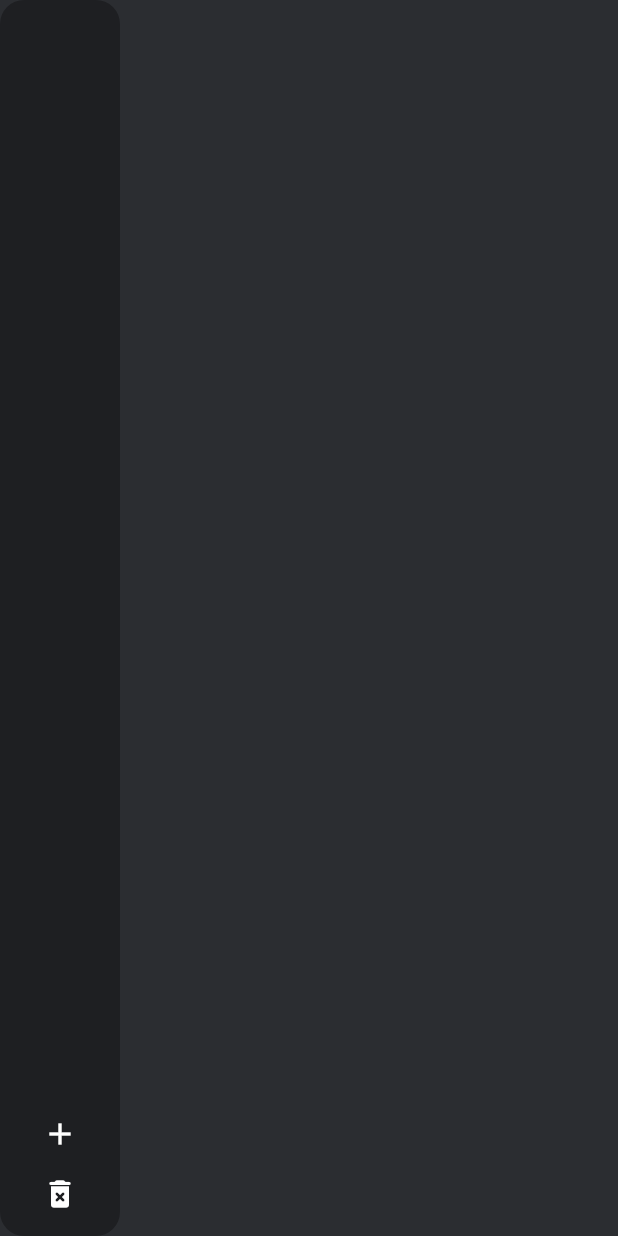
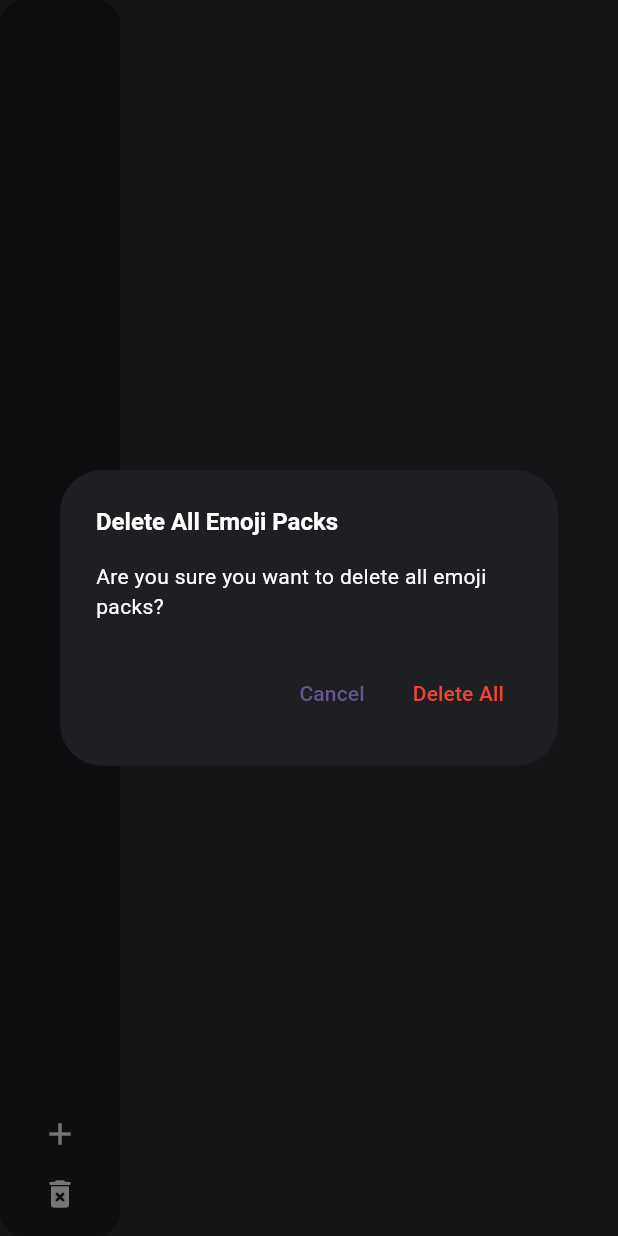
Before and after one commit to riVFerd/Emote-Provider, a Flutter app: the screen it shows after launch, after a tap on the "delete forever" icon, on a phone screen of 412 x 824 dp. Run offline on Flutter 3.47's test engine with Material 3 defaults, Android fonts, the phone set to English and light mode, and no system bars; our stand-ins replace bloc, equatable, file_picker, flutter_bloc, hive, hive_flutter and 1 more; missing offline and left inert: hotkey_manager, keypress_simulator, super_clipboard, system_tray, window_manager; accounts and stored records are empty; statements that could not run were skipped.

Commit message:
feat improvement on save delete image

```diff
--- a/lib/data/repositories/emoji_pack_hive_repository.dart
+++ b/lib/data/repositories/emoji_pack_hive_repository.dart
@@ -2,6 +2,7 @@ import 'package:dc_universal_emot/data/models/emoji/emoji_hive_model.dart';
 import 'package:dc_universal_emot/data/models/emoji_pack/emoji_pack_hive_model.dart';
 import 'package:dc_universal_emot/domain/entities/emoji_pack.dart';
 import 'package:dc_universal_emot/domain/repositories/emoji_pack_repository.dart';
+import 'package:dc_universal_emot/services/file_service.dart';
 import 'package:hive/hive.dart';
 
 import '../../constants/constant.dart';
@@ -36,6 +37,13 @@ class EmojiPackHiveRepository implements EmojiPackRepository {
 
   @override
   Future<void> deleteAllEmojiPack() {
+    final fileService = FileService();
+    _emojiPackBox.values.toList().forEach((emojiPack) {
+      fileService.deleteImage(emojiPack.emojiPath);
+      for (var emoji in emojiPack.emojis) {
+        fileService.deleteImage(emoji.emojiPath);
+      }
+    });
     return _emojiPackBox.clear();
   }
 }
--- a/lib/main.dart
+++ b/lib/main.dart
@@ -24,10 +24,10 @@ void main() async {
           colorScheme: ColorScheme.fromSeed(seedColor: Colors.deepPurple),
           useMaterial3: true,
         ),
-        home: MyApp(
-          child: ChangeNotifierProvider(
-            create: (_) => EmojiPackProvider(),
-            child: const EmojiPackPage(),
+        home: ChangeNotifierProvider(
+          create: (context) => EmojiPackProvider(),
+          child: const MyApp(
+            child: EmojiPackPage(),
           ),
         ),
       ),
--- a/lib/my_app.dart
+++ b/lib/my_app.dart
@@ -34,9 +34,9 @@ class _MyAppState extends State<MyApp> with WindowListener {
       }
       windowManager.waitUntilReadyToShow(
         const WindowOptions(
-          title: 'My App',
-          size: Size(800, 600),
-          titleBarStyle: TitleBarStyle.hidden,
+          title: 'Emote provider',
+          size: Size(680, 540),
+          titleBarStyle: TitleBarStyle.normal,
         ),
         () async {
           await windowManager.show();
--- a/lib/presentation/bloc/emoji_pack_bloc.dart
+++ b/lib/presentation/bloc/emoji_pack_bloc.dart
@@ -1,6 +1,6 @@
 import 'package:bloc/bloc.dart';
 import 'package:dc_universal_emot/domain/repositories/emoji_pack_repository.dart';
-import 'package:dc_universal_emot/services/file_services.dart';
+import 'package:dc_universal_emot/services/file_service.dart';
 import 'package:equatable/equatable.dart';
 
 import '../../domain/entities/emoji_pack.dart';
@@ -10,28 +10,28 @@ part 'emoji_pack_state.dart';
 
 class EmojiPackBloc extends Bloc<EmojiPackEvent, EmojiPackState> {
   final EmojiPackRepository emojiPackRepository;
-  final FileServices fileServices = FileServices();
+  final FileService fileServices = FileService();
 
   EmojiPackBloc({required this.emojiPackRepository})
       : super(const EmojiPackInitial(emojiPacks: [])) {
     on<LoadEmojiPacks>((event, emit) async {
-      emit(EmojiPackLoading(emojiPacks: state.emojiPacks));
+      emit(EmojiPackLoading(emojiPacks: state.emojiPacks, progress: 0.5));
       final emojiPacks = await emojiPackRepository.getAllEmojiPack();
       emit(EmojiPackLoaded(emojiPacks: emojiPacks));
     });
 
     on<AddEmojiPack>((event, emit) async {
+      double progress = 0.0;
+      emit(EmojiPackLoading(emojiPacks: state.emojiPacks, progress: progress));
+
       final newEmojiPack = event.emojiPack;
-      newEmojiPack.emojiPath = await fileServices.saveImage(
-        newEmojiPack.emojiPath,
-        prefixName: 'pack_logo',
-      );
-
+      newEmojiPack.emojiPath = await fileServices.saveImage(newEmojiPack.emojiPath);
       for (int index = 0; index < newEmojiPack.emojis.length; index++) {
         final emoji = newEmojiPack.emojis[index];
         newEmojiPack.emojis[index].emojiPath = await fileServices.saveImage(emoji.emojiPath);
+        progress = (index + 1) / newEmojiPack.emojis.length;
+        emit(EmojiPackLoading(emojiPacks: state.emojiPacks, progress: progress));
       }
-
       await emojiPackRepository.addEmojiPack(newEmojiPack);
       add(const LoadEmojiPacks());
     });
--- a/lib/presentation/bloc/emoji_pack_state.dart
+++ b/lib/presentation/bloc/emoji_pack_state.dart
@@ -13,7 +13,11 @@ final class EmojiPackInitial extends EmojiPackState {
 }
 
 final class EmojiPackLoading extends EmojiPackState {
-  const EmojiPackLoading({required super.emojiPacks});
+  final double progress;
+  const EmojiPackLoading({required super.emojiPacks, required this.progress});
+
+  @override
+  List<Object> get props => [emojiPacks, progress];
 }
 
 final class EmojiPackLoaded extends EmojiPackState {
--- a/lib/presentation/pages/emoji_pack/emoji_pack_page.dart
+++ b/lib/presentation/pages/emoji_pack/emoji_pack_page.dart
@@ -1,3 +1,4 @@
+import 'package:dc_universal_emot/common/widget_extention.dart';
 import 'package:dc_universal_emot/constants/color_constant.dart';
 import 'package:dc_universal_emot/data/repositories/emoji_pack_hive_repository.dart';
 import 'package:dc_universal_emot/presentation/pages/emoji_pack/emoji_pack_provider.dart';
@@ -33,10 +34,66 @@ class _EmojiPackPageState extends State<EmojiPackPage> {
   Widget build(BuildContext context) {
     return Scaffold(
       backgroundColor: darkGray100,
-      body: Row(
+      body: Stack(
+        children: [
+          Row(
             children: [
               const Sidebar(),
-          Expanded(
+              buildMainPage(context),
+            ],
+          ),
+          BlocBuilder<EmojiPackBloc, EmojiPackState>(
+            builder: (_, state) {
+              if (state is! EmojiPackLoading) return const SizedBox();
+              return buildLoading(context, state);
+            },
+          ),
+        ],
+      ),
+    );
+  }
+
+  Container buildLoading(BuildContext context, EmojiPackLoading state) {
+    return Container(
+      height: double.infinity,
+      width: double.infinity,
+      color: Colors.black.withOpacity(0.5),
+      padding: const EdgeInsets.all(16),
+      child: Center(
+        child: SizedBox(
+          width: MediaQuery.sizeOf(context).width * 0.5,
+          child: Column(
+            mainAxisSize: MainAxisSize.min,
+            children: [
+              const Text(
+                'Preparing Emoji Pack...',
+                style: TextStyle(
+                  color: Colors.white,
+                  fontSize: 24,
+                  fontWeight: FontWeight.bold,
+                ),
+              ),
+              Text(
+                '${(state.progress * 100).toStringAsFixed(0)}%',
+                style: const TextStyle(
+                  color: Colors.white,
+                  fontSize: 16,
+                ),
+              ),
+              LinearProgressIndicator(
+                value: state.progress,
+              ),
+            ].addSeparator(
+              separator: const SizedBox(height: 16),
+            ),
+          ),
+        ),
+      ),
+    );
+  }
+
+  Expanded buildMainPage(BuildContext context) {
+    return Expanded(
       child: SizedBox(
         height: double.infinity,
         width: double.infinity,
@@ -86,9 +143,6 @@ class _EmojiPackPageState extends State<EmojiPackPage> {
           );
         }),
       ),
-          ),
-        ],
-      ),
     );
   }
 }
--- a/lib/presentation/pages/emoji_pack/widgets/add_emoji_pack_dialog.dart
+++ b/lib/presentation/pages/emoji_pack/widgets/add_emoji_pack_dialog.dart
@@ -4,7 +4,7 @@ import 'package:dc_universal_emot/common/widget_extention.dart';
 import 'package:dc_universal_emot/data/models/emoji/emoji_hive_model.dart';
 import 'package:dc_universal_emot/data/models/emoji_pack/emoji_pack_hive_model.dart';
 import 'package:dc_universal_emot/presentation/bloc/emoji_pack_bloc.dart';
-import 'package:dc_universal_emot/services/file_services.dart';
+import 'package:dc_universal_emot/services/file_service.dart';
 import 'package:flutter/material.dart';
 import 'package:flutter_bloc/flutter_bloc.dart';
 
@@ -18,7 +18,7 @@ class AddEmojiPackDialog extends StatefulWidget {
 }
 
 class _AddEmojiPackDialogState extends State<AddEmojiPackDialog> {
-  final fileServices = FileServices();
+  final fileServices = FileService();
   final _textController = TextEditingController();
   File? _emojiPackImage;
   final List<File> _emojiImages = [];
--- a/lib/presentation/pages/emoji_pack/widgets/sidebar.dart
+++ b/lib/presentation/pages/emoji_pack/widgets/sidebar.dart
@@ -6,7 +6,6 @@ import 'package:dc_universal_emot/presentation/bloc/emoji_pack_bloc.dart';
 import 'package:dc_universal_emot/presentation/pages/emoji_pack/emoji_pack_provider.dart';
 import 'package:flutter/material.dart';
 import 'package:flutter_bloc/flutter_bloc.dart';
-import 'package:provider/provider.dart';
 
 import 'add_emoji_pack_dialog.dart';
 
@@ -32,26 +31,31 @@ class Sidebar extends StatelessWidget {
                 separatorBuilder: (_, __) => const SizedBox(height: 8),
                 itemBuilder: (_, index) {
                   final emojiPack = state.emojiPacks[index];
+                  final isHovered = ValueNotifier(false);
                   return InkWell(
                     onTap: () => context.read<EmojiPackProvider>().setSelectedEmojiPackIndex(index),
-                    child: Consumer<EmojiPackProvider>(
+                    child: MouseRegion(
+                      onEnter: (_) => isHovered.value = true,
+                      onExit: (_) => isHovered.value = false,
+                      child: ValueListenableBuilder(
+                          valueListenable: isHovered,
                           child: Image.file(
                             File(emojiPack.emojiPath),
                           ),
-                      builder: (_, state, child) {
+                          builder: (_, isHovered, child) {
                             return AnimatedContainer(
                               duration: const Duration(milliseconds: 200),
                               decoration: BoxDecoration(
                                 color: darkGray100,
                                 borderRadius: BorderRadius.circular(
-                              state.selectedEmojiPackIndex == index ? 8 : 32,
+                                  isHovered ? 8 : 32,
                                 ),
                               ),
                               padding: const EdgeInsets.all(8),
                               margin: const EdgeInsets.symmetric(horizontal: 16),
                               child: child,
                             );
-                      },
+                          }),
                     ),
                   );
                 },
@@ -80,7 +84,45 @@ class Sidebar extends StatelessWidget {
           ),
           InkWell(
             onTap: () {
+              showDialog(
+                context: context,
+                builder: (_) {
+                  return AlertDialog(
+                    backgroundColor: darkGray200,
+                    surfaceTintColor: darkGray200,
+                    content: const Text(
+                      'Are you sure you want to delete all emoji packs?',
+                      style: TextStyle(color: Colors.white),
+                    ),
+                    title: const Text(
+                      'Delete All Emoji Packs',
+                      style: TextStyle(
+                        color: Colors.white,
+                        fontSize: 16,
+                        fontWeight: FontWeight.bold,
+                      ),
+                    ),
+                    actions: [
+                      TextButton(
+                        onPressed: () {
+                          Navigator.pop(context);
+                        },
+                        child: const Text('Cancel'),
+                      ),
+                      TextButton(
+                        onPressed: () {
                           context.read<EmojiPackBloc>().add(const DeleteAllEmojiPack());
+                          Navigator.pop(context);
+                        },
+                        child: const Text(
+                          'Delete All',
+                          style: TextStyle(color: Colors.red),
+                        ),
+                      ),
+                    ],
+                  );
+                },
+              );
             },
             child: Container(
               width: double.infinity,
--- a/pubspec.yaml
+++ b/pubspec.yaml
@@ -50,6 +50,7 @@ dependencies:
   keypress_simulator: ^0.2.0
   provider: ^6.1.2
   scroll_to_index: ^3.0.1
+  image: ^4.1.7
 
 dev_dependencies:
   flutter_test:
```
Also changed, not shown: lib/services/file_service.dart (renamed from lib/services/file_services.dart, +14 -6 lines), pubspec.lock, 1 other file. Lines whose indentation alone changed are shown as unchanged.
